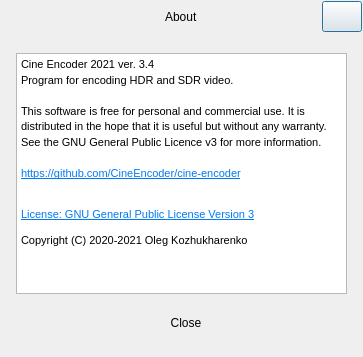
Qt form app/about.ui (CineEncoder/cine-encoder) before a commit.
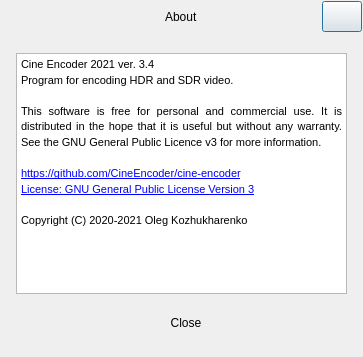
The same form after that commit. Icons and pictures are not drawn.

```diff
--- a/app/about.ui
+++ b/app/about.ui
@@ -170,8 +170,7 @@
 &lt;html&gt;&lt;head&gt;&lt;meta name=&quot;qrichtext&quot; content=&quot;1&quot; /&gt;&lt;style type=&quot;text/css&quot;&gt;
 p, li { white-space: pre-wrap; }
 &lt;/style&gt;&lt;/head&gt;&lt;body style=&quot; font-family:'MS Shell Dlg 2'; font-size:8.25pt; font-weight:400; font-style:normal;&quot;&gt;
-&lt;p style=&quot; margin-top:12px; margin-bottom:12px; margin-left:0px; margin-right:0px; -qt-block-indent:0; text-indent:0px; line-height:120%;&quot;&gt;Cine Encoder 2021 ver. 3.4&lt;br /&gt;Program for encoding HDR and SDR video.&lt;br /&gt;&lt;br /&gt;This software is free for personal and commercial use. It is distributed in the hope that it is useful but without any warranty. See the GNU General Public Licence v3 for more information.&lt;br /&gt;&lt;br /&gt;&lt;a href=&quot;https://github.com/CineEncoder/cine-encoder&quot;&gt;&lt;span style=&quot; text-decoration: underline; color:#007af4;&quot;&gt;https://github.com/CineEncoder/cine-encoder&lt;/span&gt;&lt;/a&gt;&lt;/p&gt;
-&lt;p style=&quot; margin-top:0px; margin-bottom:0px; margin-left:0px; margin-right:0px; -qt-block-indent:0; text-indent:0px;&quot;&gt;&lt;br /&gt;&lt;a href=&quot;https://github.com/CineEncoder/cine-encoder/blob/master/LICENSE&quot;&gt;&lt;span style=&quot; text-decoration: underline; color:#007af4;&quot;&gt;License: GNU General Public License Version 3&lt;/span&gt;&lt;/a&gt;&lt;br /&gt;&lt;br /&gt;Copyright (C) 2020-2021 Oleg Kozhukharenko&lt;/p&gt;&lt;/body&gt;&lt;/html&gt;</string>
+&lt;p align=&quot;justify&quot; style=&quot; margin-top:12px; margin-bottom:12px; margin-left:0px; margin-right:0px; -qt-block-indent:0; text-indent:0px; line-height:120%;&quot;&gt;&lt;span style=&quot; font-size:8pt;&quot;&gt;Cine Encoder 2021 ver. 3.4&lt;br /&gt;Program for encoding HDR and SDR video.&lt;br /&gt;&lt;br /&gt;This software is free for personal and commercial use. It is distributed in the hope that it is useful but without any warranty. See the GNU General Public Licence v3 for more information.&lt;br /&gt;&lt;br /&gt;&lt;/span&gt;&lt;a href=&quot;https://github.com/CineEncoder/cine-encoder&quot;&gt;&lt;span style=&quot; font-size:8pt; text-decoration: underline; color:#0000ff;&quot;&gt;https://github.com/CineEncoder/cine-encoder&lt;/span&gt;&lt;/a&gt;&lt;span style=&quot; font-size:8pt;&quot;&gt;&lt;br /&gt;&lt;/span&gt;&lt;a href=&quot;https://github.com/CineEncoder/cine-encoder/blob/master/LICENSE&quot;&gt;&lt;span style=&quot; font-size:8pt; text-decoration: underline; color:#0000ff;&quot;&gt;License: GNU General Public License Version 3&lt;/span&gt;&lt;/a&gt;&lt;span style=&quot; font-size:8pt;&quot;&gt;&lt;br /&gt;&lt;br /&gt;Copyright (C) 2020-2021 Oleg Kozhukharenko&lt;/span&gt;&lt;/p&gt;&lt;/body&gt;&lt;/html&gt;</string>
             </property>
             <property name="acceptRichText">
              <bool>true</bool>
```
